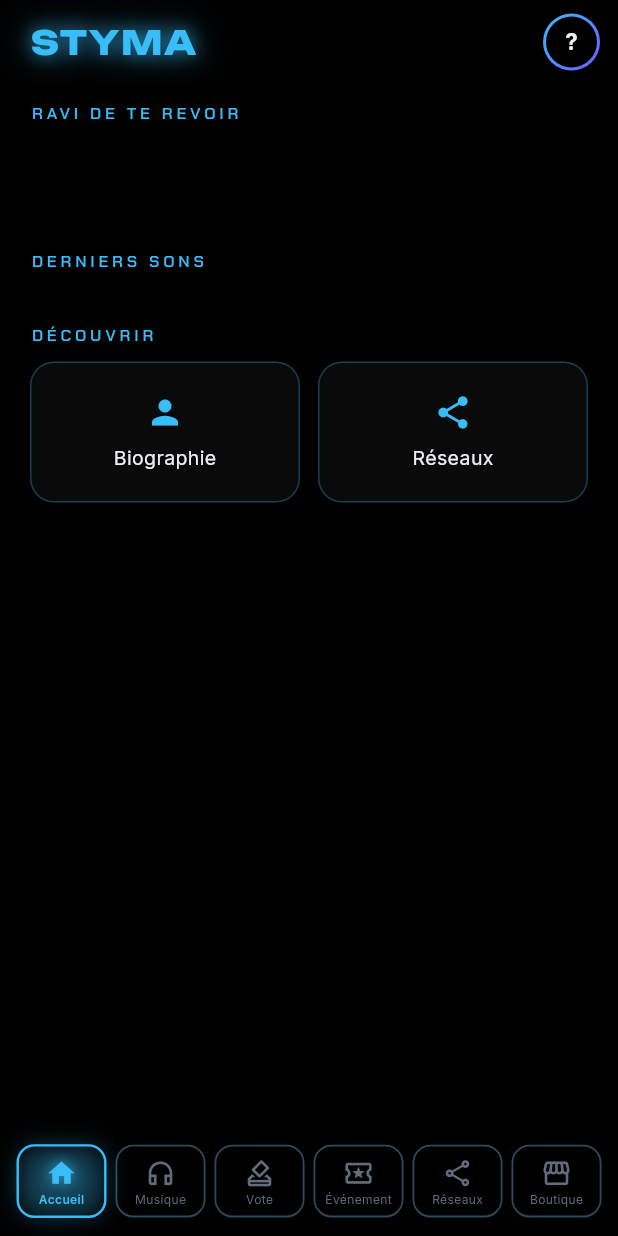
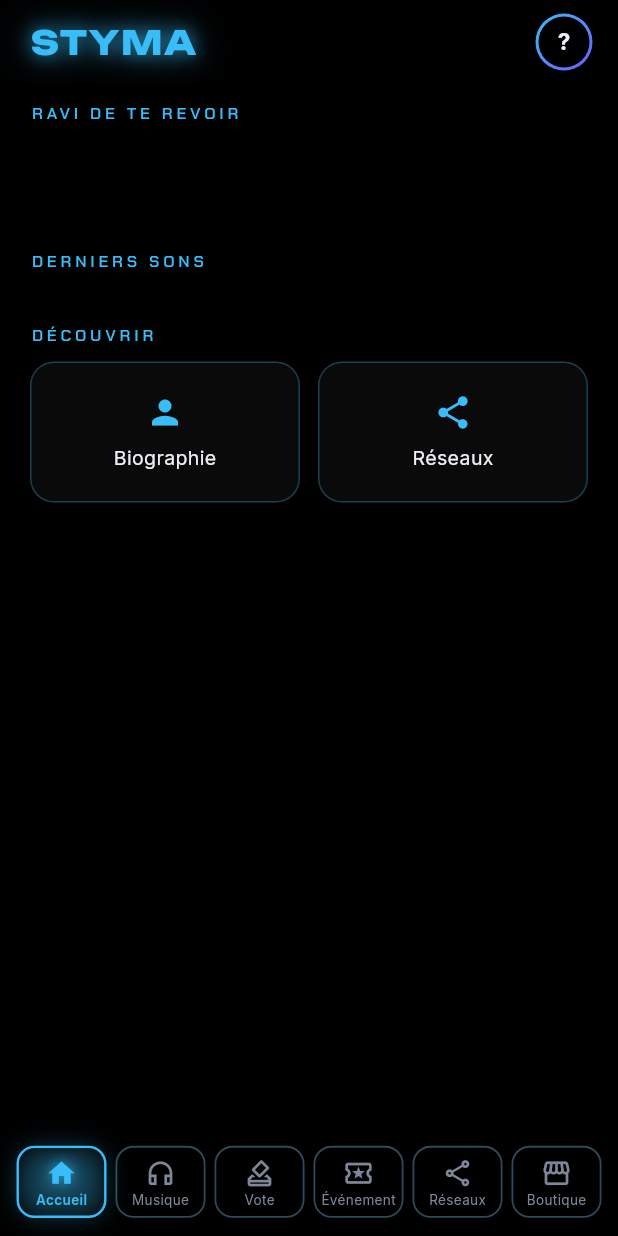
Before and after one commit to MelvinTomezak/PFE_Ynov, a Flutter app: the screen it shows once a user with an empty profile is signed in, on a phone screen of 412 x 824 dp. Run offline on Flutter 3.47's test engine with Material 3 defaults, Android fonts, the phone set to English and light mode, and no system bars; our stand-ins replace flutter_dotenv, flutter_map, font_awesome_flutter, google_fonts, latlong2, supabase_flutter; accounts and stored records are empty.

Commit message:
fix : ajout de correctif pour l'accessibilité a l'appli depuis un navigateur

```diff
--- a/lib/core/theme/app_colors.dart
+++ b/lib/core/theme/app_colors.dart
@@ -22,7 +22,9 @@ class AppColors {
   // Texte
   static const Color textPrimary = Color(0xFFEDEFF5);
   static const Color textSecondary = Color(0xFF9CA3B4);
-  static const Color textMuted = Color(0xFF636B7E);
+  // Contraste verifie sur fond noir : 5,8:1 (WCAG AA, seuil 4,5:1).
+  // Valeur precedente #636B7E : 3,9:1, non conforme.
+  static const Color textMuted = Color(0xFF7D8798);
 
   // Bordure néon (bleu à ~30 % d'opacité)
   static const Color border = Color(0x4D38BDF8);
--- a/lib/core/theme/app_theme.dart
+++ b/lib/core/theme/app_theme.dart
@@ -56,6 +56,9 @@ class AppTheme {
         filled: true,
         fillColor: AppColors.surface,
         labelStyle: const TextStyle(color: AppColors.textSecondary),
+        // Accessibilite : un message d'erreur doit rester lisible en entier.
+        errorMaxLines: 3,
+        helperMaxLines: 2,
         enabledBorder: OutlineInputBorder(
           borderRadius: BorderRadius.circular(14),
           borderSide: const BorderSide(color: AppColors.border),
--- a/lib/ui/common/neon_nav_bar.dart
+++ b/lib/ui/common/neon_nav_bar.dart
@@ -83,7 +83,11 @@ class _NeonNavButton extends StatelessWidget {
         borderRadius: BorderRadius.circular(12),
         child: AnimatedContainer(
           duration: const Duration(milliseconds: 180),
-          padding: const EdgeInsets.symmetric(vertical: 7),
+          // Accessibilité : cible tactile d'au moins 48 px de hauteur.
+          // Pas d'alignment ici : il ferait occuper au Container toute la
+          // hauteur disponible, non bornée dans une Row.
+          constraints: const BoxConstraints(minHeight: 48),
+          padding: const EdgeInsets.symmetric(vertical: 6),
           decoration: BoxDecoration(
             color: Colors.transparent,
             borderRadius: BorderRadius.circular(12),
@@ -103,6 +107,7 @@ class _NeonNavButton extends StatelessWidget {
           ),
           child: Column(
             mainAxisSize: MainAxisSize.min,
+            mainAxisAlignment: MainAxisAlignment.center,
             children: [
               Icon(
                 selected ? item.selectedIcon : item.icon,
@@ -123,7 +128,7 @@ class _NeonNavButton extends StatelessWidget {
                 maxLines: 1,
                 overflow: TextOverflow.ellipsis,
                 style: TextStyle(
-                  fontSize: 8,
+                  fontSize: 9,
                   height: 1,
                   color: contentColor,
                   fontWeight: selected ? FontWeight.w600 : FontWeight.w400,
--- a/lib/ui/main/main_shell.dart
+++ b/lib/ui/main/main_shell.dart
@@ -145,6 +145,11 @@ class _ProfileAvatar extends StatelessWidget {
       child: InkWell(
         onTap: onTap,
         customBorder: const CircleBorder(),
+        // Accessibilité : zone cliquable d'au moins 48 x 48 px.
+        child: SizedBox(
+          width: 48,
+          height: 48,
+          child: Center(
             child: Container(
               width: 38,
               height: 38,
@@ -159,11 +164,16 @@ class _ProfileAvatar extends StatelessWidget {
                   shape: BoxShape.circle,
                   color: AppColors.background,
                 ),
-            child: Text(initial,
+                child: Text(
+                  initial,
                   style: const TextStyle(
                     color: AppColors.textPrimary,
                     fontWeight: FontWeight.bold,
-                    fontSize: 15)),
+                    fontSize: 15,
+                  ),
+                ),
+              ),
+            ),
           ),
         ),
       ),
--- a/pubspec.yaml
+++ b/pubspec.yaml
@@ -8,6 +8,9 @@ environment:
 
 dependencies:
   flutter:
+    sdk: flutter
+
+  flutter_localizations:
     sdk: flutter
 
   google_fonts: ^6.2.1
```
Also changed, not shown: lib/ui/music/view/music_screen.dart (+11 -1 lines), pubspec.lock, 2 other files. Lines whose indentation alone changed are shown as unchanged.
